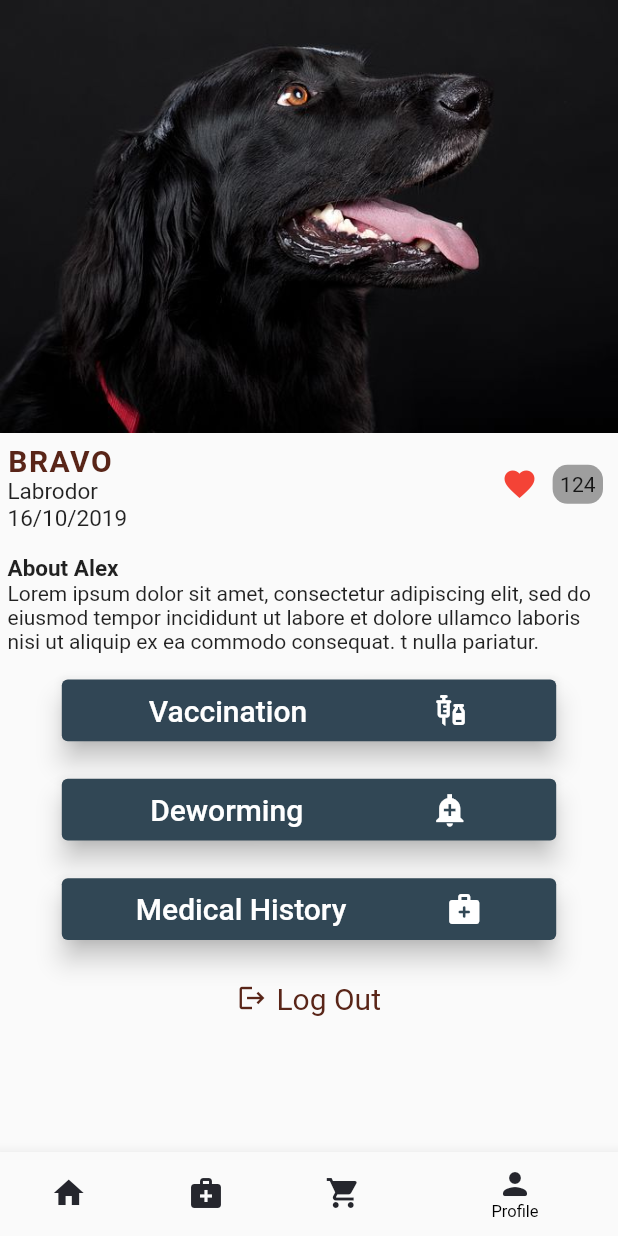
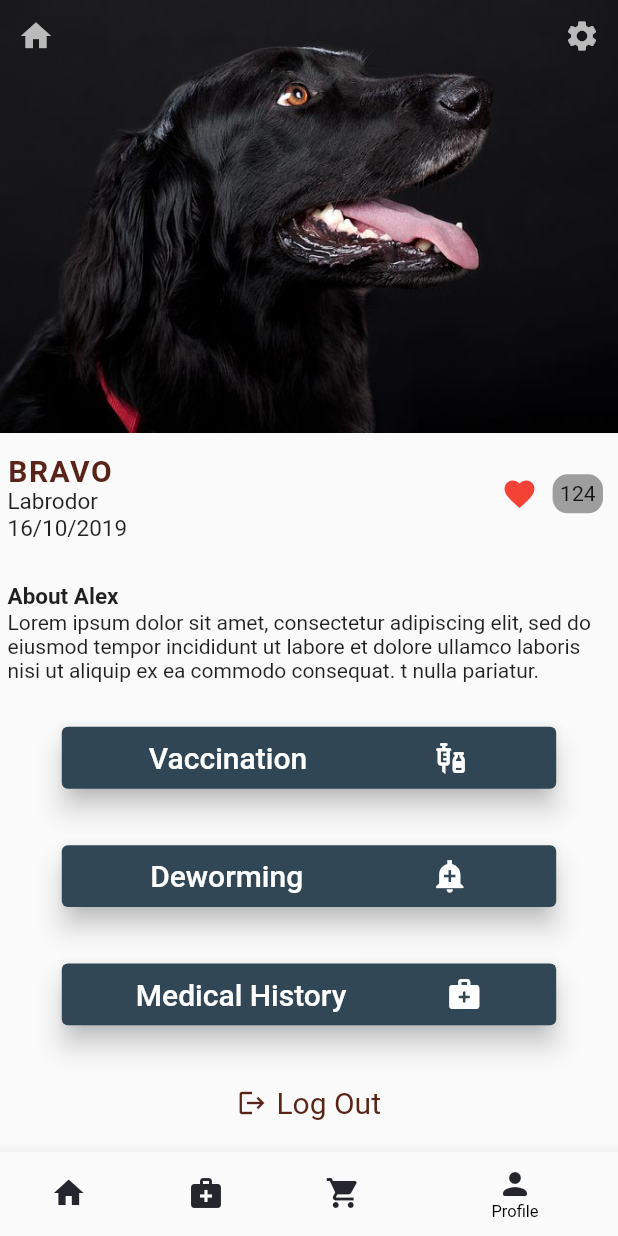
Before and after one commit to LalitKumar-2001/FurSphere, a Flutter app: the screen it shows after launch, item 4 of the bottom bar chosen, on a phone screen of 412 x 824 dp. Run offline on Flutter 3.47's test engine with Material 2 defaults, Android fonts, the phone set to English and light mode, and no system bars; our stand-ins replace hexcolor, story_view; missing offline and left inert: endless, paginated_search_bar; network calls fail.

Commit message:
Update profile.dart

```diff
--- a/lib/profile.dart
+++ b/lib/profile.dart
@@ -1,7 +1,9 @@
 import 'package:flutter/material.dart';
 import 'package:hexcolor/hexcolor.dart';
+import 'package:petsbook/main.dart';
+import 'package:petsbook/medical_record.dart';
 import 'package:petsbook/vaccination.dart';
-import 'deworming.dart';
+import 'package:petsbook/deworming.dart';
 
 class ProfilePage extends StatefulWidget {
   const ProfilePage({Key? key}) : super(key: key);
@@ -24,18 +26,30 @@ class _ProfilePageState extends State<ProfilePage> {
               decoration: BoxDecoration(
                 image:DecorationImage(image: AssetImage("assets/images/dogprofile.jpeg"),fit: BoxFit.fill),
               ),
-              // child: Image.asset('assets/images/dogprofile.jpeg',fit: BoxFit.fill),
+              child:Row(
+                mainAxisAlignment: MainAxisAlignment.spaceBetween,
+                crossAxisAlignment: CrossAxisAlignment.start,
+                children: [
+                  IconButton(
+                      onPressed: (){
+                        Navigator.push(context, MaterialPageRoute(builder: (context)=>MyApp()));
+                      },
+                      icon: Icon(Icons.home),color: Colors.white70,),
+                  IconButton(
+                      onPressed: (){},
+                      icon:Icon(Icons.settings),color: Colors.white70,)
+                ],
+              ),
             ),
-            Container(
-              //width: size.width*1,
-              height: size.height*0.49,
-              //color: Colors.red,
-              decoration: BoxDecoration(
-                borderRadius: BorderRadius.only(
-                    topLeft:Radius.circular(40.0),
-                    //topRight: Radius.circular(10.0)
-                )
-              ),
+            Expanded(
+              // width: size.width*1,
+              // height: size.height*0.49,
+              // decoration: BoxDecoration(
+              //   borderRadius: BorderRadius.only(
+              //       topLeft:Radius.circular(40.0),
+              //       //topRight: Radius.circular(10.0)
+              //   )
+              // ),
               child:Column(
                 mainAxisAlignment: MainAxisAlignment.spaceAround,
                 children: [
@@ -140,8 +154,7 @@ class _ProfilePageState extends State<ProfilePage> {
                           backgroundColor: HexColor("314755")
                       ),
                       onPressed: (){
-
-                        // print("Deworming Done!!");
+                        Navigator.push(context, MaterialPageRoute(builder: (context)=>MedicalRecordPage()),);
                       },
                       child: Row(
                         crossAxisAlignment: CrossAxisAlignment.center,
```
